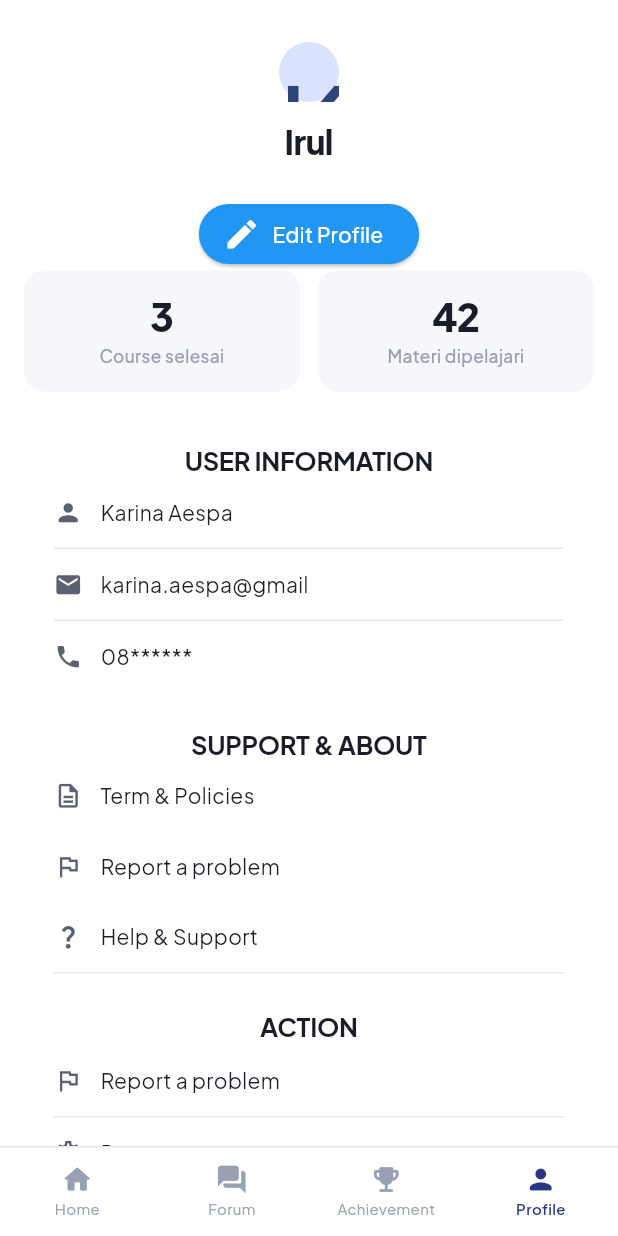
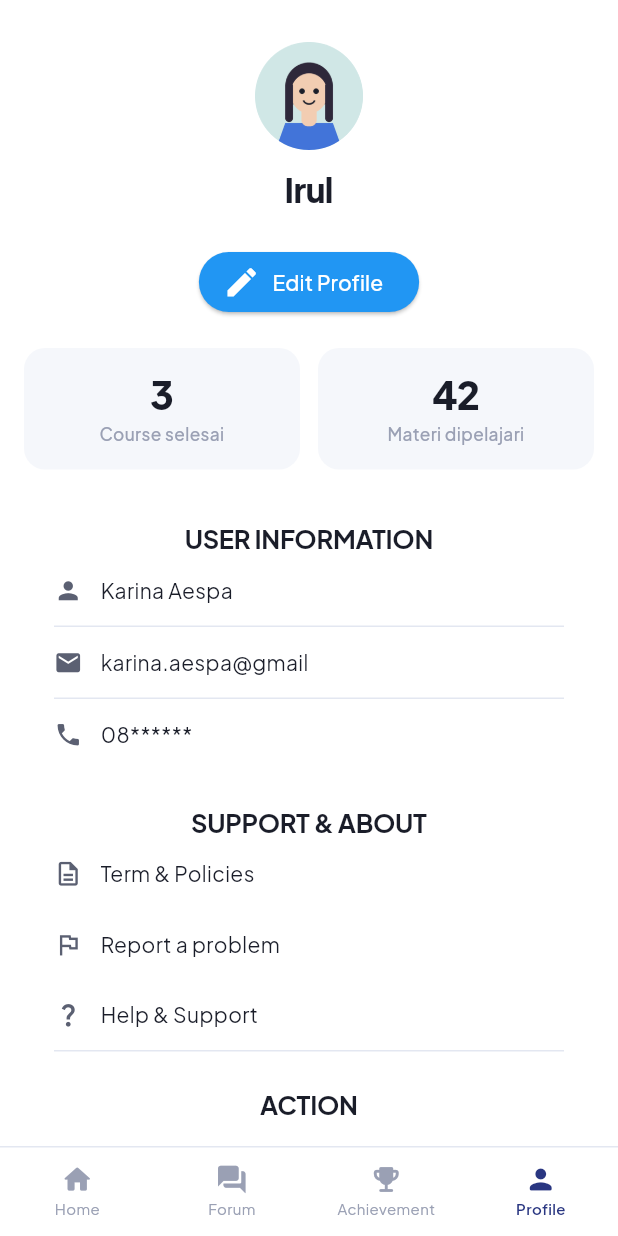
Before and after one commit to amelia275/korse, a Flutter app: the screen it shows after launch, item 4 of the bottom bar chosen, on a phone screen of 412 x 824 dp. Run offline on Flutter 3.47's test engine with Material 3 defaults, Android fonts, the phone set to English and light mode, and no system bars.

Commit message:
profile new commit

```diff
--- a/lib/screens/profile/profile_screen.dart
+++ b/lib/screens/profile/profile_screen.dart
@@ -8,6 +8,7 @@ import '../achievement/achievement_screen.dart';
 import '../forum/forum_landing_screen.dart';
 import '../home/home_screen.dart';
 import 'profile_edited.dart';
+import '../../core/widgets/avatar.dart';
 
 class ProfileScreen extends StatelessWidget {
   const ProfileScreen({super.key});
@@ -21,9 +22,9 @@ class ProfileScreen extends StatelessWidget {
           padding: const EdgeInsets.all(16),
           children: [
             const SizedBox(height: 12),
-            const Center(child: CircleAvatar(child: Text("K", style:TextStyle(fontSize: 72)))),
+            const Center( child:  AppAvatar(asset: DummyData.avatarUser, size: 72)),
             const SizedBox(height: 12),
-            Center(child: Text(DummyData.userName, style: AppTextStyles.h1)),
+           const Center(child: Text(DummyData.userName, style: AppTextStyles.h1)),
             const SizedBox(height: 24),
              Center(
             child: ElevatedButton.icon(
@@ -38,6 +39,7 @@ class ProfileScreen extends StatelessWidget {
                 style: ElevatedButton.styleFrom(
                     backgroundColor: Colors.blue,
                     foregroundColor: Colors.white))),
+                    const SizedBox(height: 20),
             const Row(
               children: [
                 Expanded(
```
